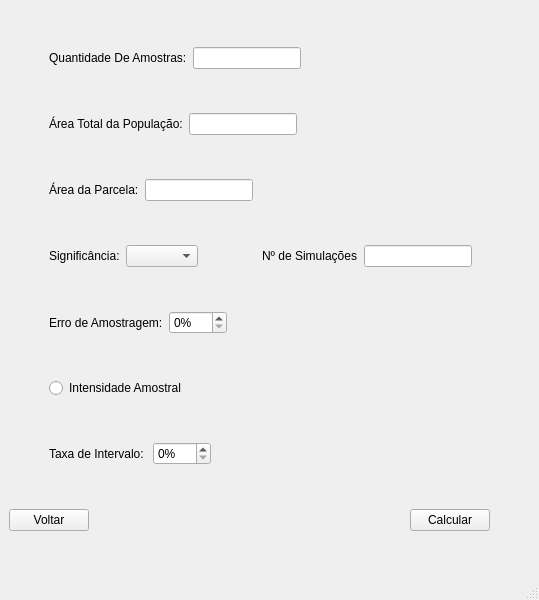
This is view/viewConfiguracao.ui in alcebiadesogamas/SysInventFlor as Qt 5 draws it before an edit. The edited form follows.
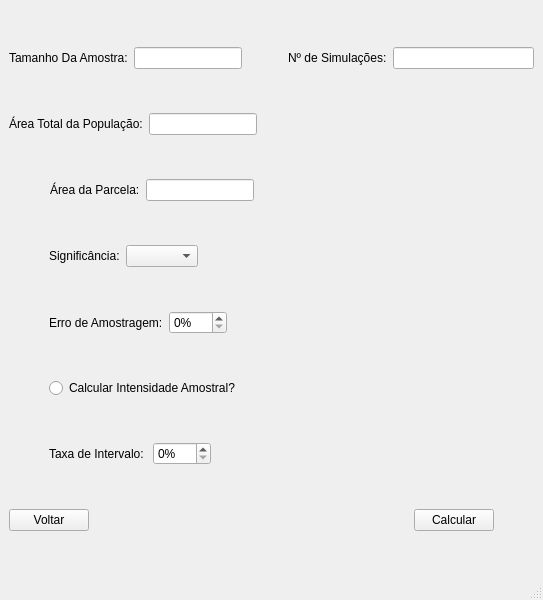
This is the edited form.

Commit message: correções na interfaces

What changed in the file:
```diff
--- a/view/viewConfiguracao.ui
+++ b/view/viewConfiguracao.ui
@@ -6,7 +6,7 @@
    <rect>
     <x>0</x>
     <y>0</y>
-    <width>539</width>
+    <width>543</width>
     <height>600</height>
    </rect>
   </property>
@@ -20,22 +20,6 @@
    <layout class="QGridLayout" name="gridLayout">
     <item row="3" column="0">
      <layout class="QHBoxLayout" name="horizontalLayout_5">
-      <item>
-       <spacer name="horizontalSpacer_9">
-        <property name="orientation">
-         <enum>Qt::Horizontal</enum>
-        </property>
-        <property name="sizeType">
-         <enum>QSizePolicy::Minimum</enum>
-        </property>
-        <property name="sizeHint" stdset="0">
-         <size>
-          <width>40</width>
-          <height>20</height>
-         </size>
-        </property>
-       </spacer>
-      </item>
       <item>
        <widget class="QLabel" name="label_4">
         <property name="text">
@@ -64,9 +48,12 @@
         <property name="orientation">
          <enum>Qt::Horizontal</enum>
         </property>
+        <property name="sizeType">
+         <enum>QSizePolicy::Expanding</enum>
+        </property>
         <property name="sizeHint" stdset="0">
          <size>
-          <width>40</width>
+          <width>220</width>
           <height>20</height>
          </size>
         </property>
@@ -145,7 +132,7 @@
       <item>
        <widget class="QRadioButton" name="rbIntensidadeAmostral">
         <property name="text">
-         <string>Intensidade Amostral</string>
+         <string>Calcular Intensidade Amostral?</string>
         </property>
        </widget>
       </item>
@@ -219,26 +206,10 @@
     </item>
     <item row="1" column="0">
      <layout class="QHBoxLayout" name="horizontalLayout">
-      <item>
-       <spacer name="horizontalSpacer_18">
-        <property name="orientation">
-         <enum>Qt::Horizontal</enum>
-        </property>
-        <property name="sizeType">
-         <enum>QSizePolicy::Preferred</enum>
-        </property>
-        <property name="sizeHint" stdset="0">
-         <size>
-          <width>40</width>
-          <height>20</height>
-         </size>
-        </property>
-       </spacer>
-      </item>
       <item>
        <widget class="QLabel" name="label_7">
         <property name="text">
-         <string>Quantidade De Amostras:</string>
+         <string>Tamanho Da Amostra:</string>
         </property>
        </widget>
       </item>
@@ -253,12 +224,12 @@
        </widget>
       </item>
       <item>
-       <spacer name="horizontalSpacer_17">
+       <spacer name="horizontalSpacer_18">
         <property name="orientation">
          <enum>Qt::Horizontal</enum>
         </property>
         <property name="sizeType">
-         <enum>QSizePolicy::Expanding</enum>
+         <enum>QSizePolicy::Preferred</enum>
         </property>
         <property name="sizeHint" stdset="0">
          <size>
@@ -268,6 +239,16 @@
         </property>
        </spacer>
       </item>
+      <item>
+       <widget class="QLabel" name="lblNSimulacoes">
+        <property name="text">
+         <string>Nº de Simulações:</string>
+        </property>
+       </widget>
+      </item>
+      <item>
+       <widget class="QLineEdit" name="tfNumeroSimulacoes"/>
+      </item>
      </layout>
     </item>
     <item row="6" column="0">
@@ -315,29 +296,6 @@
         </property>
        </spacer>
       </item>
-      <item>
-       <widget class="QLabel" name="lblNSimulacoes">
-        <property name="text">
-         <string>Nº de Simulações</string>
-        </property>
-       </widget>
-      </item>
-      <item>
-       <widget class="QLineEdit" name="tfNumeroSimulacoes"/>
-      </item>
-      <item>
-       <spacer name="horizontalSpacer_3">
-        <property name="orientation">
-         <enum>Qt::Horizontal</enum>
-        </property>
-        <property name="sizeHint" stdset="0">
-         <size>
-          <width>40</width>
-          <height>20</height>
-         </size>
-        </property>
-       </spacer>
-      </item>
      </layout>
     </item>
     <item row="10" column="0">
@@ -394,9 +352,6 @@
         <property name="orientation">
          <enum>Qt::Horizontal</enum>
         </property>
-        <property name="sizeType">
-         <enum>QSizePolicy::Minimum</enum>
-        </property>
         <property name="sizeHint" stdset="0">
          <size>
           <width>40</width>
@@ -427,9 +382,12 @@
         <property name="orientation">
          <enum>Qt::Horizontal</enum>
         </property>
+        <property name="sizeType">
+         <enum>QSizePolicy::Fixed</enum>
+        </property>
         <property name="sizeHint" stdset="0">
          <size>
-          <width>40</width>
+          <width>280</width>
           <height>20</height>
          </size>
         </property>
```
Left out of the diff: 4 changed lines with no effect on the pictures. The commit also changes 3 other files.
